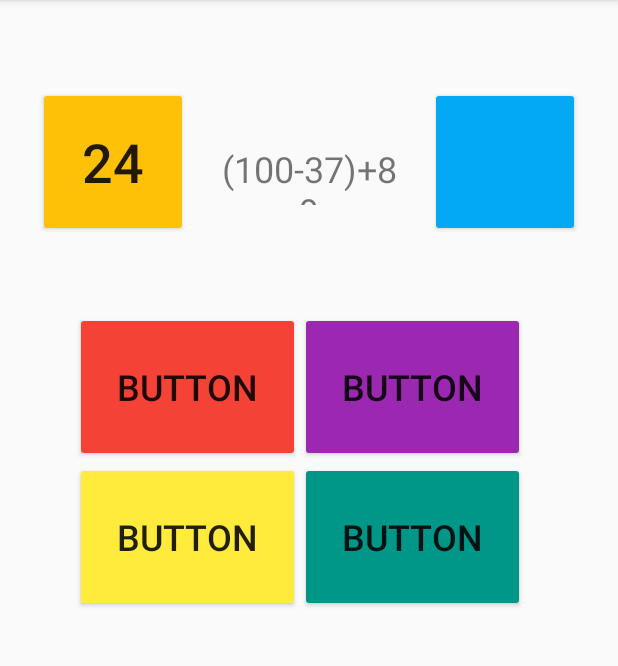
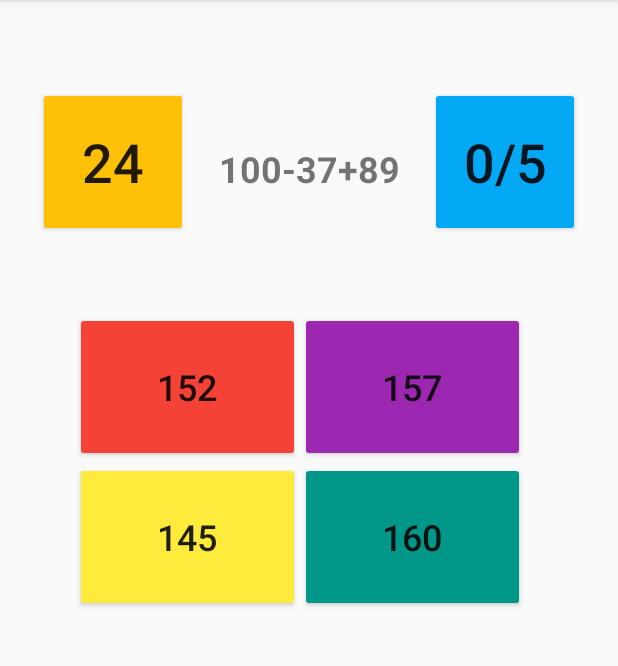
Before and after one commit to ishvar99/maths-fun-app, an Android app: the screen it shows after launch (MainActivity), after a tap on "READY!", on a phone screen of 412 x 824 dp, the part 84-750 px from its top. Run offline under Robolectric (Android 15) with nearby library versions, the phone set to English and light mode, and no system bars.

```diff
--- a/app/src/main/java/com/example/braintrainer/MainActivity.java
+++ b/app/src/main/java/com/example/braintrainer/MainActivity.java
@@ -16,24 +16,50 @@ import java.util.Map;
 
 public class MainActivity extends AppCompatActivity {
     LinearLayout linearLayout;
-    Button button,timerButton;
+    Button button,timerButton,scoreButton,playAgain;
+    Button[] option=new Button[4];
+    int[] option_ids={R.id.option1,R.id.option2,R.id.option3,R.id.option4};
     CountDownTimer timer;
     TextView textView;
     int totalTime=25000;
     int timeInterval=1000;
     int counter=0;
-    String[] questions={"(100-37)+89","(133+21)/7)"};
+    int score=0;
+    String[] questions={"100-37+89","133+21/7"};
     Integer[] answers={152,22};
-    public String fetchQuestion(int i){
-        return questions[i];
+    Integer[][] options={{152,157,145,160},{136,22,150,35}};
+    public void playAgain(View view){
+        counter=0;
+        score=0;
+        startGame(view);
+    }
+    public void setQuestion(int i){
+        Log.i("counter",String.valueOf(counter));
+        textView.setText(questions[i]);
+        for(int k=0;k<4;k++){
+            option[k]=findViewById(option_ids[k]);
+            option[k].setText(String.valueOf(options[i][k]));
+        }
+        counter++;
     }
     public void submitAnswer(View view){
-        Log.i("info",view.toString());
-        button=(Button)view;
-        Log.i("tag",button.getTag().toString());
+        checkAnswer((Button) view);
     }
-
-    public void startTimer(){
+    public void updateScore(){
+        score++;
+        scoreButton.setText(score+"/5");
+    }
+    public void checkAnswer(Button btn){
+        if(btn.getText().toString().equals("152")){
+            updateScore();
+            setQuestion(counter);
+        }
+        else{
+            setQuestion(counter);
+        }
+    }
+    public void startTimer()
+    {
         timer = new CountDownTimer(totalTime+100,timeInterval) {
             @Override
             public void onTick(long l) {
@@ -41,23 +67,24 @@ public class MainActivity extends AppCompatActivity {
             }
             @Override
             public void onFinish() {
-                Log.i("INFO","TIMES UP!");
+                playAgain.setVisibility(View.VISIBLE);
             }
         }.start();
     }
-    public void checkResult(){
-
-    }
 
     public void startGame(View view){
+        playAgain=findViewById(R.id.playAgain);
+        playAgain.setVisibility(View.INVISIBLE);
         button =findViewById(R.id.button);
+        scoreButton=findViewById(R.id.scoreButton);
         textView=findViewById(R.id.questionText);
         linearLayout=findViewById(R.id.linearLayoutMain);
         linearLayout.setVisibility(View.VISIBLE);
         button.setVisibility(View.INVISIBLE);
         timerButton=findViewById(R.id.timerButton);
-        textView.setText(fetchQuestion(counter));
         startTimer();
+        scoreButton.setText(score+"/5");
+        setQuestion(counter);
     }
     @Override
     protected void onCreate(Bundle savedInstanceState) {
--- a/app/src/main/res/layout/activity_main.xml
+++ b/app/src/main/res/layout/activity_main.xml
@@ -60,7 +60,8 @@
                 android:paddingTop="15dp"
                 android:text="TextView"
                 android:textAlignment="center"
-                android:textSize="24sp" />
+                android:textSize="24sp"
+                android:textStyle="bold" />
 
             <Button
                 android:id="@+id/scoreButton"
@@ -86,7 +87,6 @@
                 android:backgroundTint="#F44336"
                 android:onClick="submitAnswer"
                 android:tag="1"
-                android:text="Button"
                 android:textSize="24sp" />
 
             <Button
@@ -96,7 +96,6 @@
                 android:backgroundTint="#9C27B0"
                 android:onClick="submitAnswer"
                 android:tag="2"
-                android:text="Button"
                 android:textSize="24sp" />
 
         </LinearLayout>
@@ -115,7 +114,6 @@
                 android:backgroundTint="#FFEB3B"
                 android:onClick="submitAnswer"
                 android:tag="3"
-                android:text="Button"
                 android:textSize="24sp" />
 
             <Button
@@ -125,11 +123,26 @@
                 android:backgroundTint="#009688"
                 android:onClick="submitAnswer"
                 android:tag="4"
-                android:text="Button"
                 android:textSize="24sp" />
 
         </LinearLayout>
 
     </LinearLayout>
 
+    <Button
+        android:id="@+id/playAgain"
+        android:layout_width="150dp"
+        android:layout_height="80dp"
+        android:layout_marginBottom="80dp"
+        android:onClick="playAgain"
+        android:text="PLAY AGAIN"
+        android:textSize="20sp"
+        android:visibility="invisible"
+        app:layout_constraintBottom_toBottomOf="parent"
+        app:layout_constraintEnd_toEndOf="parent"
+        app:layout_constraintHorizontal_bias="0.498"
+        app:layout_constraintStart_toStartOf="parent"
+        app:layout_constraintTop_toBottomOf="@+id/button"
+        app:layout_constraintVertical_bias="0.0" />
+
 </androidx.constraintlayout.widget.ConstraintLayout>
```
